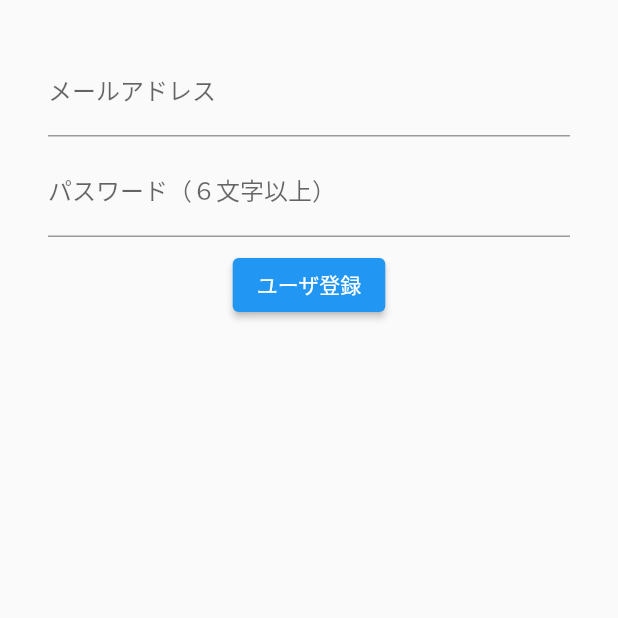
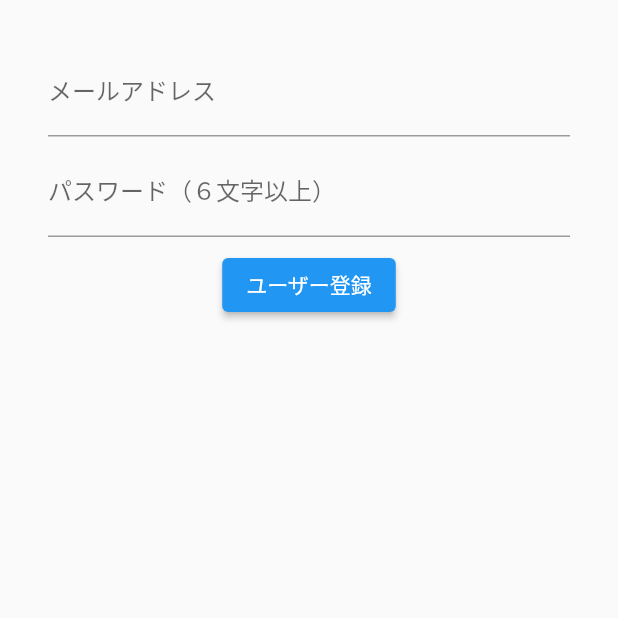
Before and after one commit to Osadakun/posapp, a Flutter app: the screen it shows after launch, on a phone screen of 412 x 824 dp, the top half of it. Run offline on Flutter 3.47's test engine with Material 2 defaults, Android fonts, the light colour scheme and no system bars; our stand-ins replace firebase_auth, firebase_core; accounts and stored records are empty.

Commit message:
Firabase起動してくれ

```diff
--- a/lib/main.dart
+++ b/lib/main.dart
@@ -1,15 +1,15 @@
-import 'dart:html';
-
-import 'package:flutter/material.dart';
 import 'package:firebase_auth/firebase_auth.dart';
 import 'package:firebase_core/firebase_core.dart';
+import 'package:flutter/material.dart';
 
 Future<void> main() async {
+  // Firebase初期化
   await Firebase.initializeApp();
   runApp(MyApp());
 }
 
 class MyApp extends StatelessWidget {
+  // This widget is the root of your application.
   @override
   Widget build(BuildContext context) {
     return MaterialApp(
@@ -28,8 +28,11 @@ class MyAuthPage extends StatefulWidget {
 }
 
 class _MyAuthPageState extends State<MyAuthPage> {
+  // 入力されたメールアドレス
   String newUserEmail = "";
+  // 入力されたパスワード
   String newUserPassword = "";
+  // 登録・ログインに関する情報を表示
   String infoText = "";
 
   @override
@@ -40,7 +43,8 @@ class _MyAuthPageState extends State<MyAuthPage> {
           padding: EdgeInsets.all(32),
           child: Column(
             children: <Widget>[
-              TextField(
+              TextFormField(
+                // テキスト入力のラベルを設定
                 decoration: InputDecoration(labelText: "メールアドレス"),
                 onChanged: (String value) {
                   setState(() {
@@ -51,6 +55,7 @@ class _MyAuthPageState extends State<MyAuthPage> {
               const SizedBox(height: 8),
               TextFormField(
                 decoration: InputDecoration(labelText: "パスワード（６文字以上）"),
+                // パスワードが見えないようにする
                 obscureText: true,
                 onChanged: (String value) {
                   setState(() {
@@ -62,6 +67,7 @@ class _MyAuthPageState extends State<MyAuthPage> {
               ElevatedButton(
                 onPressed: () async {
                   try {
+                    // メール/パスワードでユーザー登録
                     final FirebaseAuth auth = FirebaseAuth.instance;
                     final UserCredential result =
                         await auth.createUserWithEmailAndPassword(
@@ -69,17 +75,19 @@ class _MyAuthPageState extends State<MyAuthPage> {
                       password: newUserPassword,
                     );
 
+                    // 登録したユーザー情報
                     final User user = result.user!;
                     setState(() {
                       infoText = "登録OK：${user.email}";
                     });
                   } catch (e) {
+                    // 登録に失敗した場合
                     setState(() {
                       infoText = "登録NG：${e.toString()}";
                     });
                   }
                 },
-                child: Text("ユーザ登録"),
+                child: Text("ユーザー登録"),
               ),
               const SizedBox(height: 8),
               Text(infoText)
```
Also changed, not shown: firebase.json (added), 6 other files.
